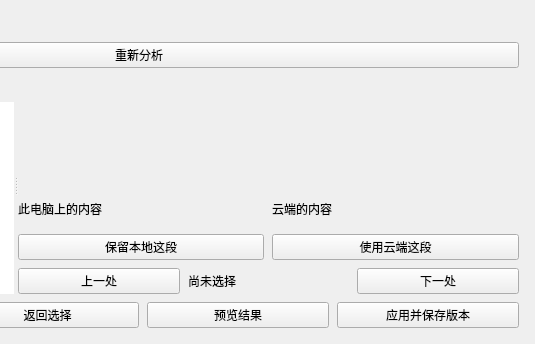
Qt form windows/mainwindow_child/homepage/pages/homepage_page_conflict.ui (Zao-chen/ZcVersionBox) before a commit; both pictures show x 257 to 792 and y 0 to 344 of the 792 by 344 pixel window.
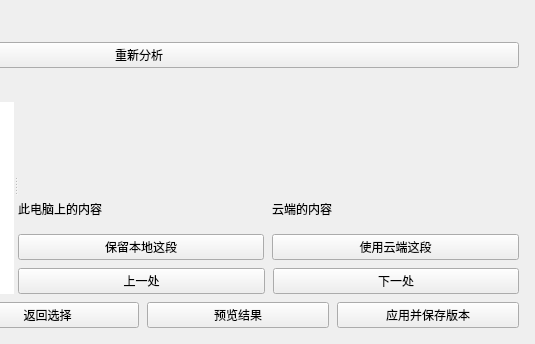
The same form after that commit. Custom widgets are drawn as their Qt base class.

Commit message:
fix(ui): 最后一处把下一处改为预览结果
没有后续差异时，下一处按钮改为预览结果，并去掉中间的已选择说明。

Patch:
```diff
--- a/windows/mainwindow_child/homepage/pages/homepage_page_conflict.ui
+++ b/windows/mainwindow_child/homepage/pages/homepage_page_conflict.ui
@@ -356,19 +356,6 @@
                  </property>
                 </widget>
                </item>
-               <item>
-                <widget class="QLabel" name="selectionLabel">
-                 <property name="text">
-                  <string>尚未选择</string>
-                 </property>
-                 <property name="textFormat">
-                  <enum>Qt::PlainText</enum>
-                 </property>
-                 <property name="wordWrap">
-                  <bool>true</bool>
-                 </property>
-                </widget>
-               </item>
                <item>
                 <widget class="QPushButton" name="nextButton">
                  <property name="text">
```
The commit also changes 3 other files.
